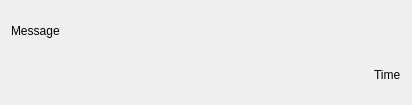
Qt form client/ChatWidget.ui (10sorry/messanger) before a commit.
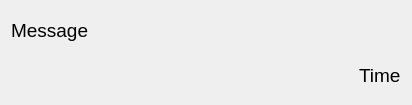
The same form after that commit.

The edit to the form file:
```diff
--- a/client/ChatWidget.ui
+++ b/client/ChatWidget.ui
@@ -10,6 +10,11 @@
     <height>105</height>
    </rect>
   </property>
+  <property name="font">
+   <font>
+    <pointsize>14</pointsize>
+   </font>
+  </property>
   <property name="windowTitle">
    <string>Form</string>
   </property>
```
